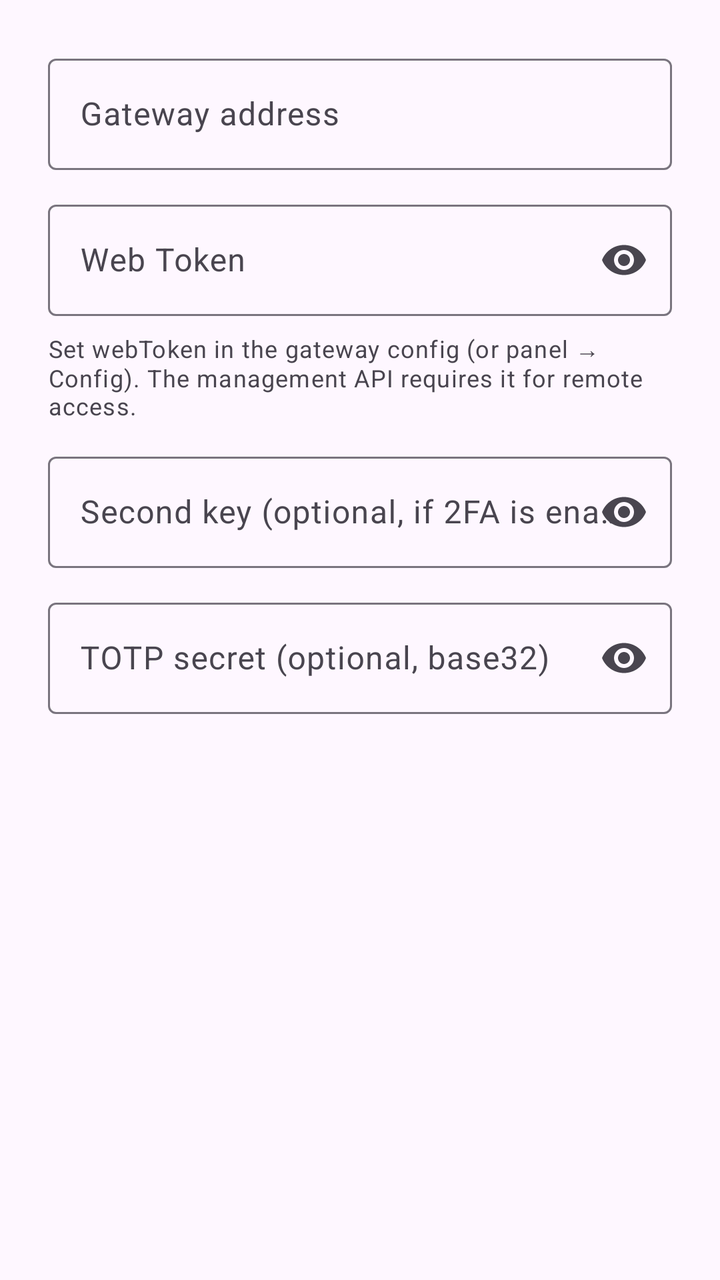
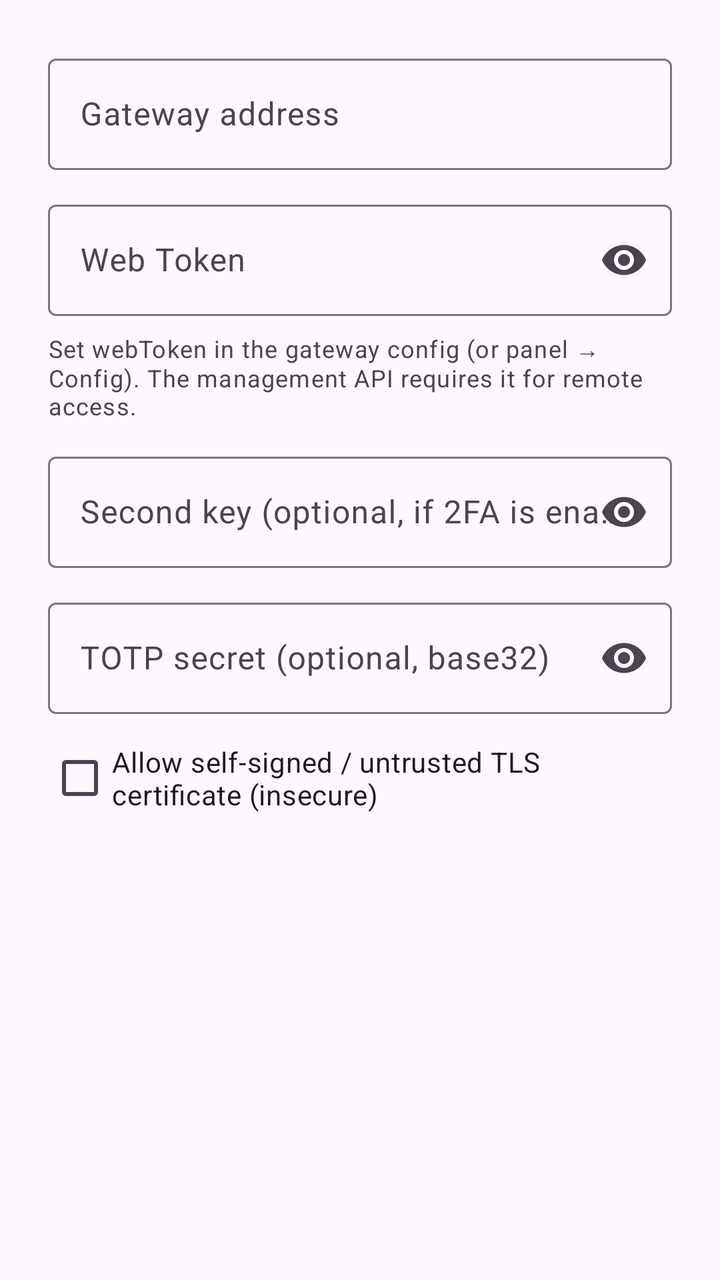

Compare the two renders of this Android layout. The source of the first and the diff that turns it into the second are given below.
<!-- AndroidManifest.xml: application theme Theme.AIGateway -->
<!-- res/layout/dialog_connection.xml -->
<?xml version="1.0" encoding="utf-8"?>
<LinearLayout xmlns:android="http://schemas.android.com/apk/res/android"
    xmlns:app="http://schemas.android.com/apk/res-auto"
    android:layout_width="match_parent"
    android:layout_height="wrap_content"
    android:orientation="vertical"
    android:padding="24dp">

    <com.google.android.material.textfield.TextInputLayout
        android:layout_width="match_parent"
        android:layout_height="wrap_content"
        android:hint="@string/connect_host"
        style="@style/Widget.Material3.TextInputLayout.OutlinedBox">

        <com.google.android.material.textfield.TextInputEditText
            android:id="@+id/editUrl"
            android:layout_width="match_parent"
            android:layout_height="wrap_content"
            android:inputType="textUri" />
    </com.google.android.material.textfield.TextInputLayout>

    <com.google.android.material.textfield.TextInputLayout
        android:layout_width="match_parent"
        android:layout_height="wrap_content"
        android:layout_marginTop="12dp"
        android:hint="@string/admin_web_token"
        app:endIconMode="password_toggle"
        style="@style/Widget.Material3.TextInputLayout.OutlinedBox">

        <com.google.android.material.textfield.TextInputEditText
            android:id="@+id/editKey"
            android:layout_width="match_parent"
            android:layout_height="wrap_content"
            android:inputType="textPassword" />
    </com.google.android.material.textfield.TextInputLayout>

    <TextView
        android:layout_width="match_parent"
        android:layout_height="wrap_content"
        android:layout_marginTop="8dp"
        android:text="@string/admin_web_token_hint"
        android:textAppearance="?attr/textAppearanceBodySmall"
        android:textColor="?attr/colorOnSurfaceVariant" />

    <com.google.android.material.textfield.TextInputLayout
        android:layout_width="match_parent"
        android:layout_height="wrap_content"
        android:layout_marginTop="12dp"
        android:hint="@string/admin_second_key"
        app:endIconMode="password_toggle"
        style="@style/Widget.Material3.TextInputLayout.OutlinedBox">

        <com.google.android.material.textfield.TextInputEditText
            android:id="@+id/editSecondKey"
            android:layout_width="match_parent"
            android:layout_height="wrap_content"
            android:inputType="textPassword" />
    </com.google.android.material.textfield.TextInputLayout>

    <com.google.android.material.textfield.TextInputLayout
        android:layout_width="match_parent"
        android:layout_height="wrap_content"
        android:layout_marginTop="12dp"
        android:hint="@string/admin_totp_secret"
        app:endIconMode="password_toggle"
        style="@style/Widget.Material3.TextInputLayout.OutlinedBox">

        <com.google.android.material.textfield.TextInputEditText
            android:id="@+id/editTotpSecret"
            android:layout_width="match_parent"
            android:layout_height="wrap_content"
            android:inputType="textPassword" />
    </com.google.android.material.textfield.TextInputLayout>

</LinearLayout>
<!-- resources referenced by this layout -->
<resources>
  <string name="admin_second_key">Second key (optional, if 2FA is enabled)</string>
  <string name="admin_totp_secret">TOTP secret (optional, base32)</string>
  <string name="admin_web_token">Web Token</string>
  <string name="admin_web_token_hint">Set webToken in the gateway config (or panel → Config). The management API requires it for remote access.</string>
  <string name="connect_host">Gateway address</string>
  <style name="Theme.AIGateway" parent="Theme.Material3.DayNight.NoActionBar">
          <item name="colorPrimary">@color/md_primary</item>
          <item name="colorOnPrimary">@color/md_on_primary</item>
          <item name="colorPrimaryContainer">@color/md_primary_container</item>
          <item name="colorOnPrimaryContainer">@color/md_on_primary_container</item>
          <item name="colorSecondary">@color/md_secondary</item>
          <item name="colorOnSecondary">@color/md_on_secondary</item>
          <item name="colorSecondaryContainer">@color/md_secondary_container</item>
          <item name="colorOnSecondaryContainer">@color/md_on_secondary_container</item>
          <item name="colorTertiary">@color/md_tertiary</item>
          <item name="colorOnTertiary">@color/md_on_tertiary</item>
          <item name="colorTertiaryContainer">@color/md_tertiary_container</item>
          <item name="colorOnTertiaryContainer">@color/md_on_tertiary_container</item>
          <item name="colorError">@color/md_error</item>
          <item name="colorOnError">@color/md_on_error</item>
          <item name="colorErrorContainer">@color/md_error_container</item>
          <item name="colorOnErrorContainer">@color/md_on_error_container</item>
          <item name="android:colorBackground">@color/md_background</item>
          <item name="colorOnBackground">@color/md_on_background</item>
          <item name="colorSurface">@color/md_surface</item>
          <item name="colorOnSurface">@color/md_on_surface</item>
          <item name="colorSurfaceVariant">@color/md_surface_variant</item>
          <item name="colorOnSurfaceVariant">@color/md_on_surface_variant</item>
          <item name="colorOutline">@color/md_outline</item>
          <item name="colorOutlineVariant">@color/md_outline_variant</item>
          <item name="colorSurfaceContainer">@color/md_surface_container</item>
          <item name="colorSurfaceContainerHigh">@color/md_surface_container_high</item>
          <item name="android:statusBarColor">?attr/colorSurface</item>
          <item name="android:navigationBarColor">?attr/colorSurface</item>
          <item name="android:windowLightStatusBar">?attr/isLightTheme</item>
      </style>
  <color name="md_primary">#6750A4</color>
  <color name="md_on_primary">#FFFFFF</color>
  <color name="md_primary_container">#EADDFF</color>
  <color name="md_on_primary_container">#21005D</color>
  <color name="md_secondary">#625B71</color>
  <color name="md_on_secondary">#FFFFFF</color>
  <color name="md_secondary_container">#E8DEF8</color>
  <color name="md_on_secondary_container">#1D192B</color>
  <color name="md_tertiary">#7D5260</color>
  <color name="md_on_tertiary">#FFFFFF</color>
  <color name="md_tertiary_container">#FFD8E4</color>
  <color name="md_on_tertiary_container">#31111D</color>
  <color name="md_error">#B3261E</color>
  <color name="md_on_error">#FFFFFF</color>
  <color name="md_error_container">#F9DEDC</color>
  <color name="md_on_error_container">#410E0B</color>
  <color name="md_background">#FEF7FF</color>
  <color name="md_on_background">#1D1B20</color>
  <color name="md_surface">#FEF7FF</color>
  <color name="md_on_surface">#1D1B20</color>
  <color name="md_surface_variant">#E7E0EC</color>
  <color name="md_on_surface_variant">#49454F</color>
  <color name="md_outline">#79747E</color>
  <color name="md_outline_variant">#CAC4D0</color>
  <color name="md_surface_container">#F3EDF7</color>
  <color name="md_surface_container_high">#ECE6F0</color>
</resources>

<!-- the commit's change to res/layout/dialog_connection.xml (unified diff, before → after) -->
@@ -72,4 +72,11 @@
             android:inputType="textPassword" />
     </com.google.android.material.textfield.TextInputLayout>
 
+    <com.google.android.material.checkbox.MaterialCheckBox
+        android:id="@+id/cbAllowInsecure"
+        android:layout_width="match_parent"
+        android:layout_height="wrap_content"
+        android:layout_marginTop="8dp"
+        android:text="@string/admin_allow_insecure_tls" />
+
 </LinearLayout>
<!-- resource entries referenced after the edit -->
@@ -1,5 +1,6 @@
 <!-- resources referenced by this layout -->
 <resources>
+  <string name="admin_allow_insecure_tls">Allow self-signed / untrusted TLS certificate (insecure)</string>
   <string name="admin_second_key">Second key (optional, if 2FA is enabled)</string>
   <string name="admin_totp_secret">TOTP secret (optional, base32)</string>
   <string name="admin_web_token">Web Token</string>
